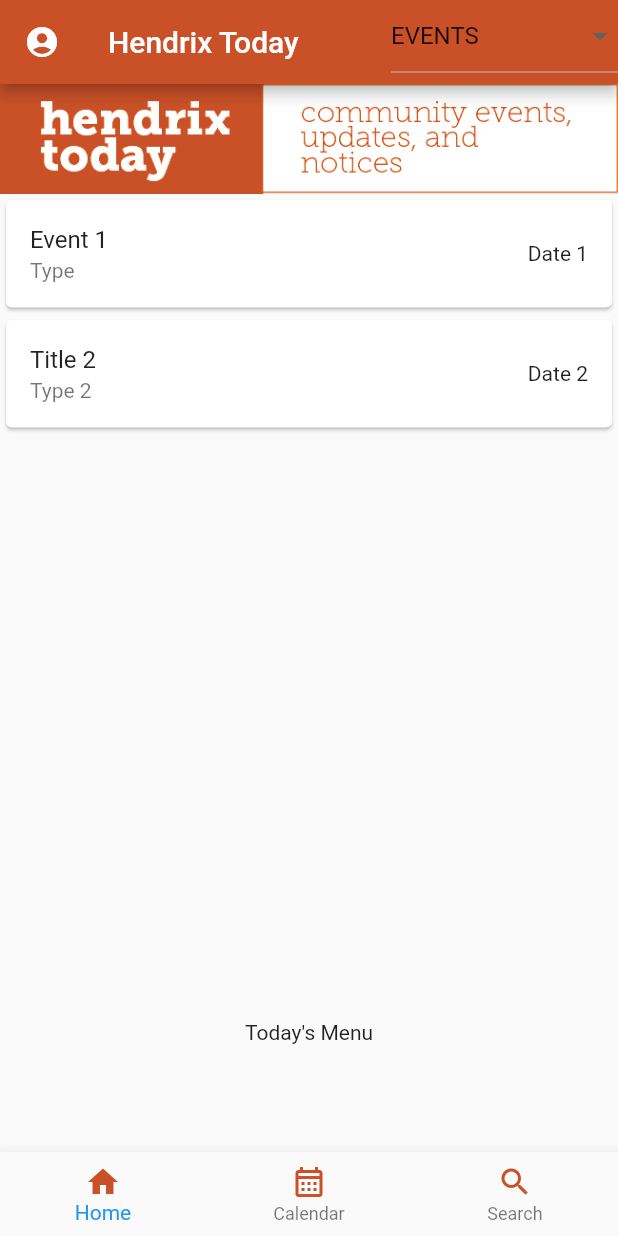
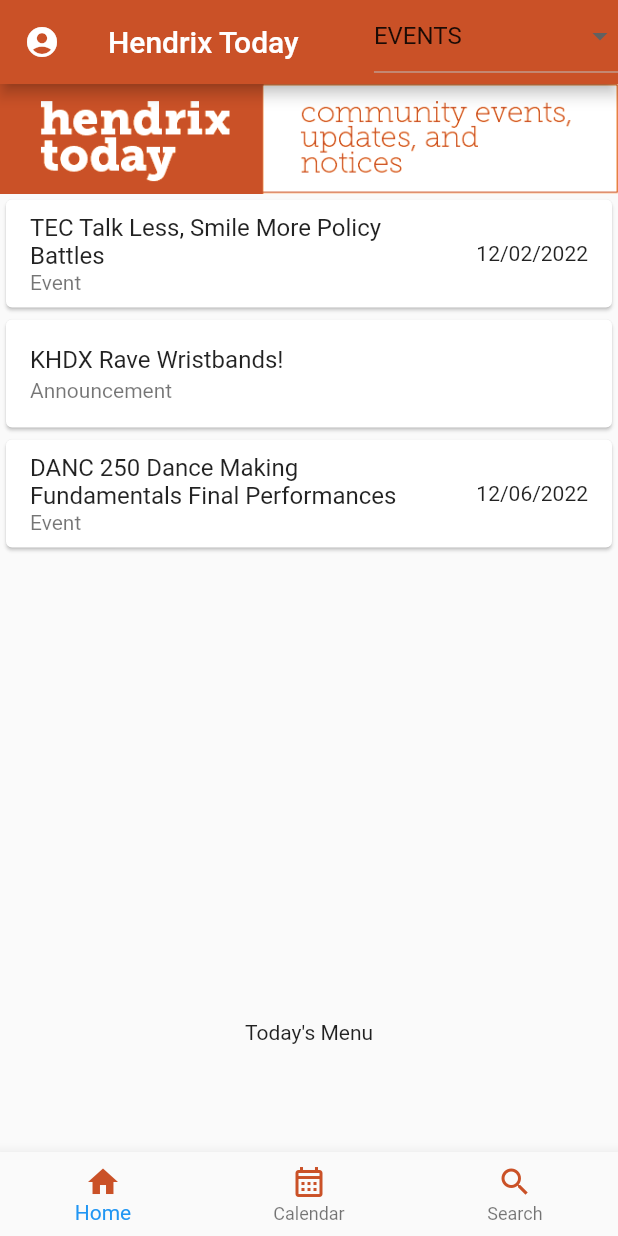
Before and after one commit to mason-t-demond/hendrix-today-app, a Flutter app: the screen it shows after launch, on a phone screen of 412 x 824 dp. Run offline on Flutter 3.47's test engine with Material 2 defaults, Android fonts, the phone set to English and light mode, and no system bars; our stand-ins replace anim_search_bar, firebase_auth, firebase_core, table_calendar; missing offline and left inert: dart:ffi, dart:html, firebase_ui_auth, gsheets; accounts and stored records are empty.

Commit message:
Added hard Coded events for the demo

```diff
--- a/hendrix_today_app/lib/home_screen.dart
+++ b/hendrix_today_app/lib/home_screen.dart
@@ -90,16 +90,16 @@ class _MyHomeScreenState extends State<MyHomeScreen> {
                   key: const Key("Banner")),
               Card(
           child: ListTile(
-            title: Text("Event 1"),
-            trailing: Text("Date 1"),
-            subtitle: Text("Type"),
+            title: Text("TEC Talk Less, Smile More Policy Battles"),
+            trailing: Text("12/02/2022"),
+            subtitle: Text("Event"),
             onTap: () {
                     AlertDialog alert = AlertDialog(
-                      title: Text("Title 1"),
+                      title: Text("TEC Talk Less, Smile More Policy Battles"),
                       insetPadding:
                           EdgeInsets.symmetric(vertical: 200, horizontal: 50),
                       content: Column(children: [
-                        Text("Desc 1")
+                        Text("Join the Talk Less, Smile More TEC class for performances of their Policy Battles. In these battles, performers will artistically debate about immigration and environmental policies. Two performances: today, and Friday, Dec. 2, from 12:10 -1 p.m. in Hundley-Shell Theater.")
                       ]),
                     );
                     showDialog(
@@ -112,16 +112,15 @@ class _MyHomeScreenState extends State<MyHomeScreen> {
             )),
             Card(
           child: ListTile(
-            title: Text("Title 2"),
-            trailing: Text("Date 2"),
-            subtitle: Text("Type 2"),
+            title: Text("KHDX Rave Wristbands!"),
+            subtitle: Text("Announcement"),
             onTap: () {
                     AlertDialog alert = AlertDialog(
-                      title: Text("Title 2"),
+                      title: Text("KHDX Rave Wristbands!"),
                       insetPadding:
                           EdgeInsets.symmetric(vertical: 200, horizontal: 50),
                       content: Column(children: [
-                        Text("Desc 2")
+                        Text("KHDX is handing out wristbands for the Rave this week! Wednesday and Friday from 11-2 and Thursday from 4-7 p.m. Guests will be registered during these times and must bring their ID for entry at the door. Rave is Dec. 2, 9 p.m.–1 a.m. in Worsham.")
                       ]),
                     );
                     showDialog(
@@ -131,7 +130,29 @@ class _MyHomeScreenState extends State<MyHomeScreen> {
                       },
                     );
                   },
-            ))
+            )),
+            Card(
+          child: ListTile(
+            title: Text("DANC 250 Dance Making Fundamentals Final Performances"),
+            trailing: Text("12/06/2022"),
+            subtitle: Text("Event"),
+            onTap: () {
+                    AlertDialog alert = AlertDialog(
+                      title: Text("DANC 250 Dance Making Fundamentals Final Performances"),
+                      insetPadding:
+                          EdgeInsets.symmetric(vertical: 200, horizontal: 50),
+                      content: Column(children: [
+                        Text("On Dec. 6 at 10:30 a.m. in Trieschmann Dance Studio, students will perform final choreographic projects and hold a Q&A after all 14 solo pieces have been performed. ")
+                      ]),
+                    );
+                    showDialog(
+                      context: context,
+                      builder: (BuildContext context) {
+                        return alert;
+                      },
+                    );
+                  },
+            )),
             ],
           ),
         ),
--- a/hendrix_today_app/lib/main.dart
+++ b/hendrix_today_app/lib/main.dart
@@ -40,7 +40,7 @@ class _ScreenContainerState extends State<ScreenContainer> {
   int selectedIndex = 0;
   List<Widget> pages = []; //contains each page
   List<String> titles = []; //contains the title of each page
-  final List<String> dropdownItems = ["EVENTS", "ANNOUCEMENTS", "MEETINGS"];
+  final List<String> dropdownItems = ["EVENTS", "ANNOUNCEMENTS", "MEETINGS"];
   String dropdownValue = "EVENTS";
 
   @override
```
